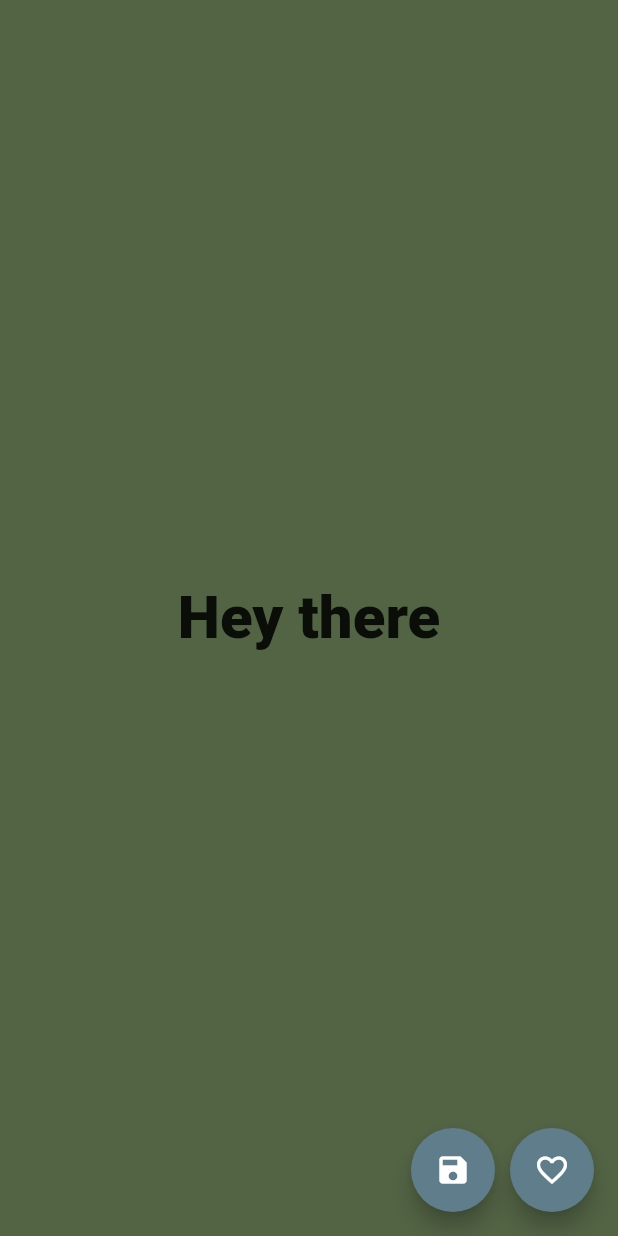
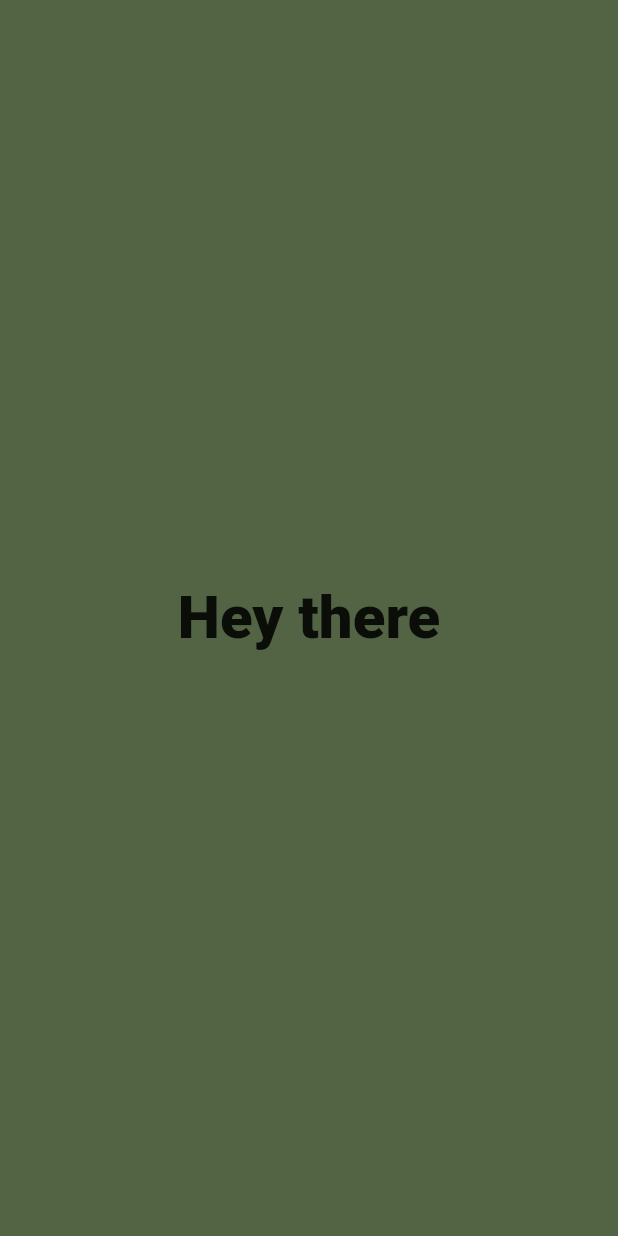
Before and after one commit to osobotu/test_task, a Flutter app: the screen it shows after launch, on a phone screen of 412 x 824 dp. Run offline on Flutter 3.47's test engine with Material 2 defaults, Android fonts, the phone set to English and light mode, and no system bars.

Commit message:
deleted save feature

```diff
--- a/lib/views/home.dart
+++ b/lib/views/home.dart
@@ -14,20 +14,10 @@ class HomeView extends StatelessWidget {
     Provider.of<ColorViewModel>(context, listen: false).generateRandomColor();
   }
 
-  void _saveColor(BuildContext context, RandomColor color) {
-    print('Color saved');
-    Provider.of<ColorViewModel>(context, listen: false).saveRandomColor(color);
-  }
-
-  void viewFavoriteColors(BuildContext context) {
-    print("showing favorite colors");
-    Provider.of<ColorViewModel>(context, listen: false).getFavoriteColors;
-  }
-
   @override
   Widget build(BuildContext context) {
-    final Size size = MediaQuery.of(context).size;
-    RandomColor randomColor =
+    final Size _size = MediaQuery.of(context).size;
+    RandomColor _randomColor =
         Provider.of<ColorViewModel>(context).getRandomColor;
     return SafeArea(
       child: Scaffold(
@@ -36,12 +26,12 @@ class HomeView extends StatelessWidget {
             _onTap(context);
           },
           child: Consumer<ColorViewModel>(
-            builder: (context, cart, child) {
+            builder: (context, _, child) {
               return Container(
-                width: size.width,
-                height: size.height,
-                decoration: BoxDecoration(color: randomColor.color),
-                child: Center(
+                width: _size.width,
+                height: _size.height,
+                decoration: BoxDecoration(color: _randomColor.color),
+                child: const Center(
                   child: const Text(
                     'Hey there',
                     style: TextStyle(
@@ -54,34 +44,6 @@ class HomeView extends StatelessWidget {
             },
           ),
         ),
-        floatingActionButton: Row(
-          mainAxisSize: MainAxisSize.min,
-          children: [
-            Align(
-              alignment: Alignment.bottomRight,
-              child: FloatingActionButton(
-                onPressed: () {
-                  _saveColor(context, randomColor);
-                },
-                child: Icon(Icons.save),
-                tooltip: 'Save Color',
-              ),
-            ),
-            const SizedBox(
-              width: 10.0,
-            ),
-            Align(
-              alignment: Alignment.bottomRight,
-              child: FloatingActionButton(
-                tooltip: 'view favorites',
-                onPressed: () {
-                  // TODO: When this is tapped, should navigate to the favorite page. Use Navigator 2.0.
-                },
-                child: Icon(Icons.favorite_border_outlined),
-              ),
-            )
-          ],
-        ),
       ),
     );
   }
```
Also changed, not shown: lib/viewmodels/color_vm.dart (+0 -10 lines), lib/views/favorites.dart (deleted, +0 -16 lines).
